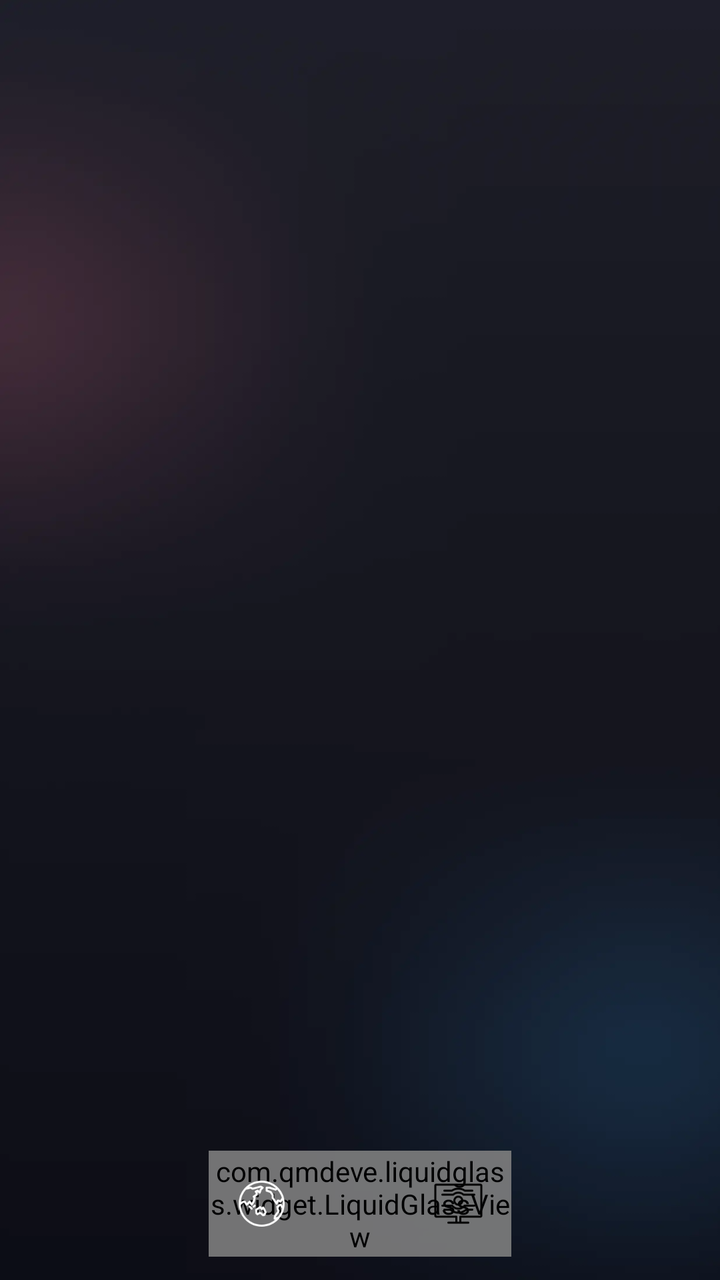
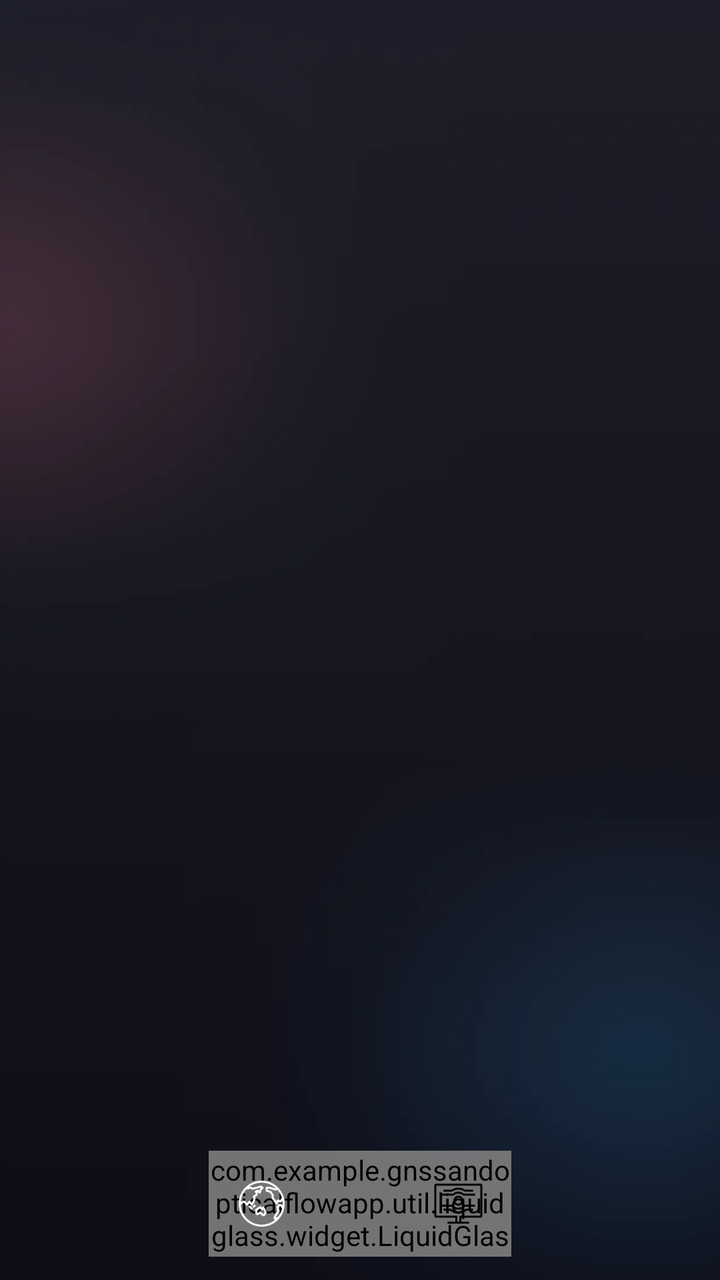

Compare the two renders of this Android layout. The source of the first and the diff that turns it into the second are given below.
<!-- AndroidManifest.xml: application theme Theme.BaseProject -->
<!-- res/layout/fragment_home.xml -->
<?xml version="1.0" encoding="utf-8"?>
<androidx.constraintlayout.widget.ConstraintLayout xmlns:android="http://schemas.android.com/apk/res/android"
    xmlns:app="http://schemas.android.com/apk/res-auto"
    xmlns:tools="http://schemas.android.com/tools"
    android:layout_width="match_parent"
    android:layout_height="match_parent"
    android:background="@drawable/bg_main">

    <androidx.viewpager2.widget.ViewPager2
        android:id="@+id/viewPager"
        android:layout_width="0dp"
        android:layout_height="0dp"
        app:layout_constraintBottom_toBottomOf="parent"
        app:layout_constraintEnd_toEndOf="parent"
        app:layout_constraintStart_toStartOf="parent"
        app:layout_constraintTop_toTopOf="parent" />

    <com.qmdeve.liquidglass.widget.LiquidGlassView
        android:id="@+id/view"
        android:layout_width="0dp"
        android:layout_height="0dp"
        android:alpha="0.9"
        app:layout_constraintStart_toStartOf="parent"
        app:layout_constraintEnd_toEndOf="parent"
        app:layout_constraintBottom_toBottomOf="parent"
        app:layout_constraintTop_toTopOf="parent"
        app:layout_constraintDimensionRatio="223:78"
        app:layout_constraintWidth_percent="0.42"
        app:layout_constraintVertical_bias="0.98"
        android:background="@drawable/bg_bottom_nav_glass" />

    <ImageView
        android:id="@+id/earthButton"
        android:layout_width="0dp"
        android:layout_height="0dp"
        app:layout_constraintStart_toStartOf="@id/view"
        app:layout_constraintTop_toTopOf="@id/view"
        app:layout_constraintBottom_toBottomOf="@id/view"
        app:layout_constraintDimensionRatio="1"
        android:layout_margin="6dp"
        android:padding="8dp"
        android:src="@drawable/ic_earth"
        app:tint="@color/white" />

    <ImageView
        android:id="@+id/opticalFlowButton"
        android:layout_width="0dp"
        android:layout_height="0dp"
        app:layout_constraintEnd_toEndOf="@id/view"
        app:layout_constraintTop_toTopOf="@id/view"
        app:layout_constraintBottom_toBottomOf="@id/view"
        app:layout_constraintDimensionRatio="1"
        android:layout_margin="6dp"
        android:padding="8dp"
        android:src="@drawable/ic_optical_flow"/>

    <FrameLayout
        android:id="@+id/loadingOverlay"
        android:layout_width="match_parent"
        android:layout_height="match_parent"
        android:background="#80000000"
        android:clickable="true"
        android:focusable="true"
        android:visibility="gone">

        <ProgressBar
            android:id="@+id/progressBar"
            style="?android:attr/progressBarStyleLarge"
            android:layout_width="wrap_content"
            android:layout_height="wrap_content"
            android:layout_gravity="center"
            android:indeterminate="true"
            android:indeterminateTint="@android:color/white" />

    </FrameLayout>

</androidx.constraintlayout.widget.ConstraintLayout>
<!-- resources referenced by this layout -->
<resources>
  <color name="white">#FFFFFFFF</color>
  <!-- drawable bg_bottom_nav_glass (drawable) -->
  <?xml version="1.0" encoding="utf-8"?>
  <shape xmlns:android="http://schemas.android.com/apk/res/android">
      <gradient
          android:angle="0"
          android:endColor="#4E160C35"
          android:startColor="#40FFFFFF" />
      <corners android:radius="34dp" />
      <stroke
          android:width="1dp"
          android:color="#3DFFFFFF" />
  </shape>
  <!-- drawable bg_main: webp bitmap (drawable, 88712 bytes) -->
  <!-- drawable ic_earth: webp bitmap (drawable, 2340 bytes) -->
  <!-- drawable ic_optical_flow: webp bitmap (drawable, 950 bytes) -->
  <style name="Theme.BaseProject" parent="Base.Theme.BaseProject" />
  <style name="Base.Theme.BaseProject" parent="Theme.MaterialComponents.Light.NoActionBar">
          
          <item name="colorPrimary">@color/purple_500</item>
          <item name="colorPrimaryVariant">@color/purple_700</item>
          <item name="colorOnPrimary">@color/white</item>
          
          <item name="colorSecondary">@color/teal_200</item>
          <item name="colorSecondaryVariant">@color/teal_700</item>
          <item name="colorOnSecondary">@color/black</item>
          
          <item name="android:statusBarColor">?attr/colorPrimaryVariant</item>
          
          
          <item name="android:colorControlHighlight">@color/ripple_color_main</item>
      </style>
  <color name="purple_500">#FF6200EE</color>
  <color name="purple_700">#FF3700B3</color>
  <color name="teal_200">#FF03DAC5</color>
  <color name="teal_700">#FF018786</color>
  <color name="black">#FF000000</color>
  <color name="ripple_color_main">#2DE14EFE</color>
</resources>

<!-- the commit's change to res/layout/fragment_home.xml (unified diff, before → after) -->
@@ -15,7 +15,7 @@
         app:layout_constraintStart_toStartOf="parent"
         app:layout_constraintTop_toTopOf="parent" />
 
-    <com.qmdeve.liquidglass.widget.LiquidGlassView
+    <com.example.gnssandopticalflowapp.util.liquidglass.widget.LiquidGlassView
         android:id="@+id/view"
         android:layout_width="0dp"
         android:layout_height="0dp"
